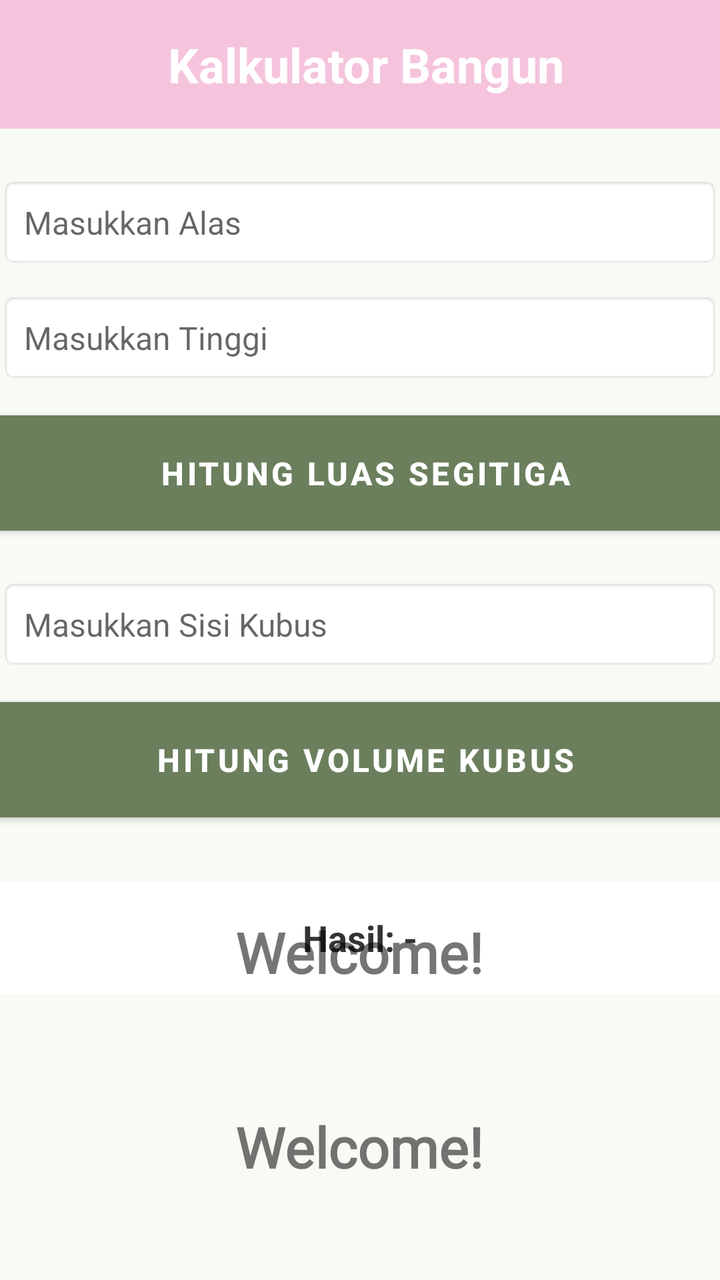
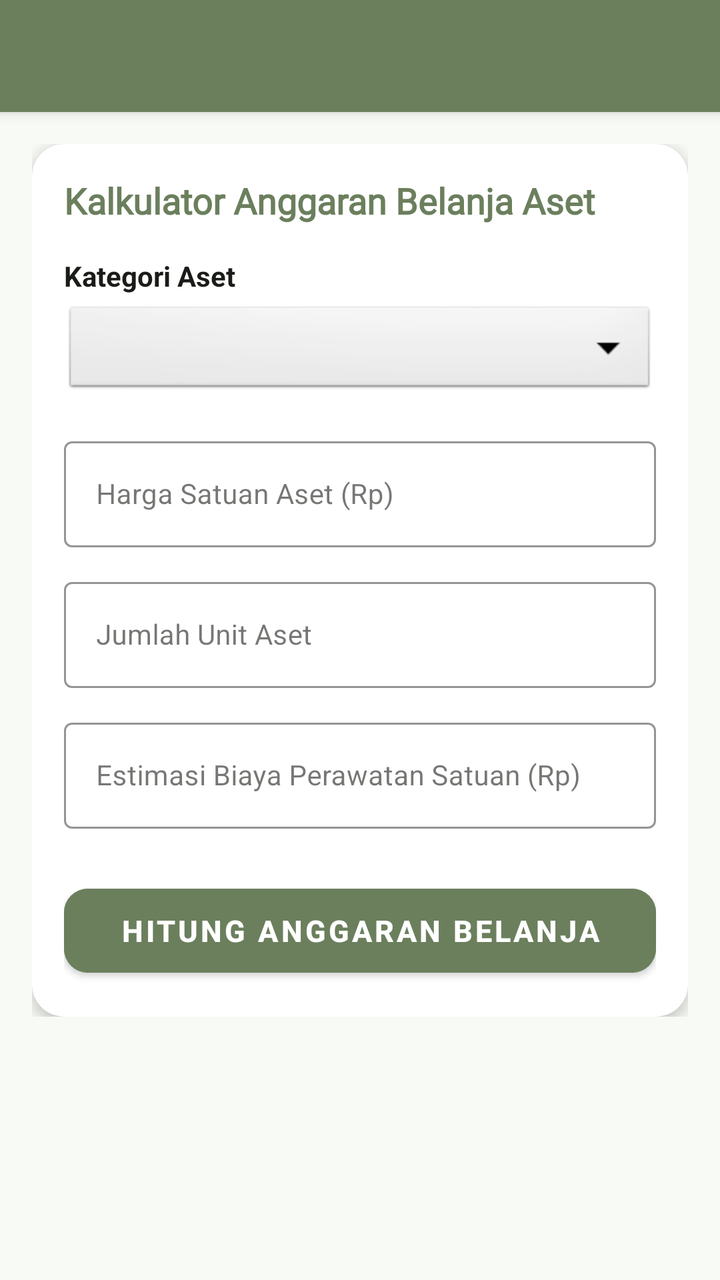

Before-and-after screenshots of an Android layout around one commit, followed by the original layout XML and the change that was made.
<!-- AndroidManifest.xml: application theme Theme.Elincortis -->
<!-- res/layout/activity_hitung_hitung.xml -->
<?xml version="1.0" encoding="utf-8"?>
<androidx.constraintlayout.widget.ConstraintLayout xmlns:android="http://schemas.android.com/apk/res/android"
    xmlns:app="http://schemas.android.com/apk/res-auto"
    xmlns:tools="http://schemas.android.com/tools"
    android:id="@+id/main"
    android:layout_width="match_parent"
    android:layout_height="match_parent"
    tools:context=".Hitung_hitung">

    
    <TextView
        android:id="@+id/tvJudul"
        android:layout_width="0dp"
        android:layout_height="wrap_content"
        android:background="#f5c4dc"
        android:padding="16dp"
        android:text=" Kalkulator Bangun"
        android:textAlignment="center"
        android:textColor="#FFFFFF"
        android:textSize="24sp"
        android:textStyle="bold"
        app:layout_constraintTop_toTopOf="parent"
        app:layout_constraintStart_toStartOf="parent"
        app:layout_constraintEnd_toEndOf="parent"/>

    
    <EditText
        android:id="@+id/etAlas"
        android:layout_width="0dp"
        android:layout_height="wrap_content"
        android:layout_marginTop="24dp"
        android:background="@android:drawable/editbox_background"
        android:padding="12dp"
        android:hint="Masukkan Alas"
        android:inputType="numberDecimal"
        android:textSize="16sp"
        app:layout_constraintTop_toBottomOf="@id/tvJudul"
        app:layout_constraintStart_toStartOf="parent"
        app:layout_constraintEnd_toEndOf="parent"/>

    
    <EditText
        android:id="@+id/etTinggi"
        android:layout_width="0dp"
        android:layout_height="wrap_content"
        android:layout_marginTop="12dp"
        android:background="@android:drawable/editbox_background"
        android:padding="12dp"
        android:hint="Masukkan Tinggi"
        android:inputType="numberDecimal"
        android:textSize="16sp"
        app:layout_constraintTop_toBottomOf="@id/etAlas"
        app:layout_constraintStart_toStartOf="parent"
        app:layout_constraintEnd_toEndOf="parent"/>

    
    <Button
        android:id="@+id/btnSegitiga"
        android:layout_width="0dp"
        android:layout_height="wrap_content"
        android:layout_marginTop="16dp"
        android:background="#4CAF50"
        android:padding="12dp"
        android:text=" Hitung Luas Segitiga"
        android:textColor="#FFFFFF"
        android:textSize="16sp"
        android:textStyle="bold"
        app:layout_constraintTop_toBottomOf="@id/etTinggi"
        app:layout_constraintStart_toStartOf="parent"
        app:layout_constraintEnd_toEndOf="parent"/>

    
    <EditText
        android:id="@+id/etSisi"
        android:layout_width="0dp"
        android:layout_height="wrap_content"
        android:layout_marginTop="24dp"
        android:background="@android:drawable/editbox_background"
        android:padding="12dp"
        android:hint="Masukkan Sisi Kubus"
        android:inputType="numberDecimal"
        android:textSize="16sp"
        app:layout_constraintTop_toBottomOf="@id/btnSegitiga"
        app:layout_constraintStart_toStartOf="parent"
        app:layout_constraintEnd_toEndOf="parent"/>

    
    <Button
        android:id="@+id/btnKubus"
        android:layout_width="0dp"
        android:layout_height="wrap_content"
        android:layout_marginTop="16dp"
        android:background="#FF9800"
        android:padding="12dp"
        android:text=" Hitung Volume Kubus"
        android:textColor="#FFFFFF"
        android:textSize="16sp"
        android:textStyle="bold"
        app:layout_constraintTop_toBottomOf="@id/etSisi"
        app:layout_constraintStart_toStartOf="parent"
        app:layout_constraintEnd_toEndOf="parent"/>

    
    <TextView
        android:id="@+id/tvHasil"
        android:layout_width="0dp"
        android:layout_height="wrap_content"
        android:layout_marginTop="32dp"
        android:background="#FFFFFF"
        android:padding="16dp"
        android:text="Hasil: -"
        android:textAlignment="center"
        android:textColor="#333333"
        android:textSize="18sp"
        android:textStyle="bold"
        app:layout_constraintTop_toBottomOf="@id/btnKubus"
        app:layout_constraintStart_toStartOf="parent"
        app:layout_constraintEnd_toEndOf="parent"/>


    <TextView
        android:id="@+id/judul"
        android:layout_width="wrap_content"
        android:layout_height="wrap_content"
        android:layout_marginBottom="60dp"
        android:fontFamily="@font/poppins_bold"
        android:text="Welcome!"

        android:textSize="28sp"
        android:textStyle="bold"
        app:layout_constraintBottom_toTopOf="@+id/deskrpsi"
        app:layout_constraintEnd_toEndOf="parent"
        app:layout_constraintHorizontal_bias="0.498"
        app:layout_constraintStart_toStartOf="parent" />

    <TextView
        android:id="@+id/deskrpsi"
        android:layout_width="wrap_content"
        android:layout_height="wrap_content"
        android:layout_marginBottom="48dp"
        android:fontFamily="@font/poppins_bold"
        android:text="Welcome!"

        android:textSize="28sp"
        android:textStyle="bold"
        app:layout_constraintBottom_toBottomOf="parent"
        app:layout_constraintEnd_toEndOf="parent"
        app:layout_constraintHorizontal_bias="0.498"
        app:layout_constraintStart_toStartOf="parent" />

</androidx.constraintlayout.widget.ConstraintLayout>
<!-- resources referenced by this layout -->
<resources>
  <style name="Theme.Elincortis" parent="Base.Theme.Elincortis" />
  <style name="Base.Theme.Elincortis" parent="Theme.MaterialComponents.DayNight.NoActionBar">
  
          
          <item name="colorPrimary">@color/sage_primary</item>
          <item name="colorPrimaryVariant">@color/sage_toolbar_dark</item>
          <item name="colorOnPrimary">@color/sage_on_primary</item>
  
          
          <item name="colorSecondary">@color/sage_accent</item>
          <item name="colorSecondaryVariant">@color/sage_secondary</item>
          <item name="colorOnSecondary">@color/sage_on_secondary</item>
  
          
          <item name="android:colorBackground">@color/sage_background</item>
          <item name="colorOnBackground">@color/sage_on_background</item>
          <item name="colorSurface">@color/sage_surface</item>
          <item name="colorOnSurface">@color/sage_on_surface</item>
  
          
          <item name="colorError">@color/sage_error</item>
          <item name="colorOnError">@color/sage_on_error</item>
  
          
          <item name="android:statusBarColor">@color/sage_toolbar_dark</item>
          <item name="android:navigationBarColor">@color/sage_surface</item>
      </style>
  <color name="sage_primary">#6B7F5D</color>
  <color name="sage_toolbar_dark">#526140</color>
  <color name="sage_on_primary">#FFFFFF</color>
  <color name="sage_accent">#8BA870</color>
  <color name="sage_secondary">#58624B</color>
  <color name="sage_on_secondary">#FFFFFF</color>
  <color name="sage_background">#F8FAF5</color>
  <color name="sage_on_background">#1A1C18</color>
  <color name="sage_surface">#F8FAF5</color>
  <color name="sage_on_surface">#1A1C18</color>
  <color name="sage_error">#BA1A1A</color>
  <color name="sage_on_error">#FFFFFF</color>
</resources>

<!-- the commit's change to res/layout/activity_hitung_hitung.xml (unified diff, before → after) -->
@@ -5,147 +5,303 @@
     android:id="@+id/main"
     android:layout_width="match_parent"
     android:layout_height="match_parent"
+    android:background="@color/sage_background"
     tools:context=".Hitung_hitung">
 
-    
-    <TextView
-        android:id="@+id/tvJudul"
-        android:layout_width="0dp"
-        android:layout_height="wrap_content"
-        android:background="#f5c4dc"
-        android:padding="16dp"
-        android:text=" Kalkulator Bangun"
-        android:textAlignment="center"
-        android:textColor="#FFFFFF"
-        android:textSize="24sp"
-        android:textStyle="bold"
+    <androidx.appcompat.widget.Toolbar
+        android:id="@+id/toolbar"
+        android:layout_width="match_parent"
+        android:layout_height="?attr/actionBarSize"
+        android:background="@color/sage_toolbar"
+        android:elevation="4dp"
+        android:theme="@style/ThemeOverlay.AppCompat.Dark.ActionBar"
+        app:popupTheme="@style/ThemeOverlay.AppCompat.Light"
         app:layout_constraintTop_toTopOf="parent"
         app:layout_constraintStart_toStartOf="parent"
-        app:layout_constraintEnd_toEndOf="parent"/>
-
-    
-    <EditText
-        android:id="@+id/etAlas"
-        android:layout_width="0dp"
-        android:layout_height="wrap_content"
-        android:layout_marginTop="24dp"
-        android:background="@android:drawable/editbox_background"
-        android:padding="12dp"
-        android:hint="Masukkan Alas"
-        android:inputType="numberDecimal"
-        android:textSize="16sp"
-        app:layout_constraintTop_toBottomOf="@id/tvJudul"
+        app:layout_constraintEnd_toEndOf="parent" />
+
+    <ScrollView
+        android:layout_width="match_parent"
+        android:layout_height="0dp"
+        app:layout_constraintTop_toBottomOf="@id/toolbar"
+        app:layout_constraintBottom_toBottomOf="parent"
         app:layout_constraintStart_toStartOf="parent"
-        app:layout_constraintEnd_toEndOf="parent"/>
-
-    
-    <EditText
-        android:id="@+id/etTinggi"
-        android:layout_width="0dp"
-        android:layout_height="wrap_content"
-        android:layout_marginTop="12dp"
-        android:background="@android:drawable/editbox_background"
-        android:padding="12dp"
-        android:hint="Masukkan Tinggi"
-        android:inputType="numberDecimal"
-        android:textSize="16sp"
-        app:layout_constraintTop_toBottomOf="@id/etAlas"
-        app:layout_constraintStart_toStartOf="parent"
-        app:layout_constraintEnd_toEndOf="parent"/>
-
-    
-    <Button
-        android:id="@+id/btnSegitiga"
-        android:layout_width="0dp"
-        android:layout_height="wrap_content"
-        android:layout_marginTop="16dp"
-        android:background="#4CAF50"
-        android:padding="12dp"
-        android:text=" Hitung Luas Segitiga"
-        android:textColor="#FFFFFF"
-        android:textSize="16sp"
-        android:textStyle="bold"
-        app:layout_constraintTop_toBottomOf="@id/etTinggi"
-        app:layout_constraintStart_toStartOf="parent"
-        app:layout_constraintEnd_toEndOf="parent"/>
-
-    
-    <EditText
-        android:id="@+id/etSisi"
-        android:layout_width="0dp"
-        android:layout_height="wrap_content"
-        android:layout_marginTop="24dp"
-        android:background="@android:drawable/editbox_background"
-        android:padding="12dp"
-        android:hint="Masukkan Sisi Kubus"
-        android:inputType="numberDecimal"
-        android:textSize="16sp"
-        app:layout_constraintTop_toBottomOf="@id/btnSegitiga"
-        app:layout_constraintStart_toStartOf="parent"
-        app:layout_constraintEnd_toEndOf="parent"/>
-
-    
-    <Button
-        android:id="@+id/btnKubus"
-        android:layout_width="0dp"
-        android:layout_height="wrap_content"
-        android:layout_marginTop="16dp"
-        android:background="#FF9800"
-        android:padding="12dp"
-        android:text=" Hitung Volume Kubus"
-        android:textColor="#FFFFFF"
-        android:textSize="16sp"
-        android:textStyle="bold"
-        app:layout_constraintTop_toBottomOf="@id/etSisi"
-        app:layout_constraintStart_toStartOf="parent"
-        app:layout_constraintEnd_toEndOf="parent"/>
-
-    
-    <TextView
-        android:id="@+id/tvHasil"
-        android:layout_width="0dp"
-        android:layout_height="wrap_content"
-        android:layout_marginTop="32dp"
-        android:background="#FFFFFF"
-        android:padding="16dp"
-        android:text="Hasil: -"
-        android:textAlignment="center"
-        android:textColor="#333333"
-        android:textSize="18sp"
-        android:textStyle="bold"
-        app:layout_constraintTop_toBottomOf="@id/btnKubus"
-        app:layout_constraintStart_toStartOf="parent"
-        app:layout_constraintEnd_toEndOf="parent"/>
-
-
-    <TextView
-        android:id="@+id/judul"
-        android:layout_width="wrap_content"
-        android:layout_height="wrap_content"
-        android:layout_marginBottom="60dp"
-        android:fontFamily="@font/poppins_bold"
-        android:text="Welcome!"
-
-        android:textSize="28sp"
-        android:textStyle="bold"
-        app:layout_constraintBottom_toTopOf="@+id/deskrpsi"
-        app:layout_constraintEnd_toEndOf="parent"
-        app:layout_constraintHorizontal_bias="0.498"
-        app:layout_constraintStart_toStartOf="parent" />
-
-    <TextView
-        android:id="@+id/deskrpsi"
-        android:layout_width="wrap_content"
-        android:layout_height="wrap_content"
-        android:layout_marginBottom="48dp"
-        android:fontFamily="@font/poppins_bold"
-        android:text="Welcome!"
-
-        android:textSize="28sp"
-        android:textStyle="bold"
-        app:layout_constraintBottom_toBottomOf="parent"
-        app:layout_constraintEnd_toEndOf="parent"
-        app:layout_constraintHorizontal_bias="0.498"
-        app:layout_constraintStart_toStartOf="parent" />
-
+        app:layout_constraintEnd_toEndOf="parent">
+
+        <androidx.constraintlayout.widget.ConstraintLayout
+            android:layout_width="match_parent"
+            android:layout_height="wrap_content"
+            android:padding="16dp">
+
+            
+            <androidx.cardview.widget.CardView
+                android:id="@+id/cardInput"
+                android:layout_width="match_parent"
+                android:layout_height="wrap_content"
+                app:cardCornerRadius="16dp"
+                app:cardElevation="4dp"
+                app:cardBackgroundColor="@color/sage_card"
+                app:layout_constraintTop_toTopOf="parent"
+                app:layout_constraintStart_toStartOf="parent"
+                app:layout_constraintEnd_toEndOf="parent">
+
+                <LinearLayout
+                    android:layout_width="match_parent"
+                    android:layout_height="wrap_content"
+                    android:orientation="vertical"
+                    android:padding="16dp">
+
+                    
+                    <TextView
+                        android:layout_width="wrap_content"
+                        android:layout_height="wrap_content"
+                        android:text="Kalkulator Anggaran Belanja Aset"
+                        android:textColor="@color/sage_primary"
+                        android:textSize="18sp"
+                        android:textStyle="bold"
+                        android:fontFamily="@font/poppins_bold"
+                        android:layout_marginBottom="16dp" />
+
+                    
+                    <TextView
+                        android:layout_width="wrap_content"
+                        android:layout_height="wrap_content"
+                        android:text="Kategori Aset"
+                        android:textColor="@color/sage_on_background"
+                        android:textSize="14sp"
+                        android:textStyle="bold"
+                        android:layout_marginBottom="4dp" />
+
+                    
+                    <Spinner
+                        android:id="@+id/spinnerKategori"
+                        android:layout_width="match_parent"
+                        android:layout_height="48dp"
+                        android:layout_marginBottom="16dp"
+                        android:background="@android:drawable/btn_dropdown"
+                        android:spinnerMode="dropdown" />
+
+                    
+                    <com.google.android.material.textfield.TextInputLayout
+                        android:id="@+id/tilHargaSatuan"
+                        style="@style/Widget.MaterialComponents.TextInputLayout.OutlinedBox"
+                        android:layout_width="match_parent"
+                        android:layout_height="wrap_content"
+                        android:layout_marginBottom="12dp"
+                        android:hint="Harga Satuan Aset (Rp)"
+                        app:boxStrokeColor="@color/sage_primary"
+                        app:hintTextColor="@color/sage_primary">
+
+                        <com.google.android.material.textfield.TextInputEditText
+                            android:id="@+id/etHargaSatuan"
+                            android:layout_width="match_parent"
+                            android:layout_height="wrap_content"
+                            android:inputType="number"
+                            android:textSize="14sp" />
+                    </com.google.android.material.textfield.TextInputLayout>
+
+                    
+                    <com.google.android.material.textfield.TextInputLayout
+                        android:id="@+id/tilJumlah"
+                        style="@style/Widget.MaterialComponents.TextInputLayout.OutlinedBox"
+                        android:layout_width="match_parent"
+                        android:layout_height="wrap_content"
+                        android:layout_marginBottom="12dp"
+                        android:hint="Jumlah Unit Aset"
+                        app:boxStrokeColor="@color/sage_primary"
+                        app:hintTextColor="@color/sage_primary">
+
+                        <com.google.android.material.textfield.TextInputEditText
+                            android:id="@+id/etJumlah"
+                            android:layout_width="match_parent"
+                            android:layout_height="wrap_content"
+                            android:inputType="number"
+                            android:textSize="14sp" />
+                    </com.google.android.material.textfield.TextInputLayout>
+
+                    
+                    <com.google.android.material.textfield.TextInputLayout
+                        android:id="@+id/tilBiayaPerawatan"
+                        style="@style/Widget.MaterialComponents.TextInputLayout.OutlinedBox"
+                        android:layout_width="match_parent"
+                        android:layout_height="wrap_content"
+                        android:layout_marginBottom="24dp"
+                        android:hint="Estimasi Biaya Perawatan Satuan (Rp)"
+                        app:boxStrokeColor="@color/sage_primary"
+                        app:hintTextColor="@color/sage_primary">
+
+                        <com.google.android.material.textfield.TextInputEditText
+                            android:id="@+id/etBiayaPerawatan"
+                            android:layout_width="match_parent"
+                            android:layout_height="wrap_content"
+                            android:inputType="number"
+                            android:textSize="14sp" />
+                    </com.google.android.material.textfield.TextInputLayout>
+
+                    
+                    <com.google.android.material.button.MaterialButton
+                        android:id="@+id/btnHitung"
+                        android:layout_width="match_parent"
+                        android:layout_height="54dp"
+                        android:text="Hitung Anggaran Belanja"
+                        android:textColor="@color/white"
+                        android:textSize="15sp"
+                        android:textStyle="bold"
+                        app:cornerRadius="12dp"
+                        android:backgroundTint="@color/sage_primary" />
+
+                </LinearLayout>
+            </androidx.cardview.widget.CardView>
+
+            
+            <androidx.cardview.widget.CardView
+                android:id="@+id/cardHasil"
+                android:layout_width="match_parent"
+                android:layout_height="wrap_content"
+                android:layout_marginTop="16dp"
+                android:visibility="gone"
+                app:cardCornerRadius="16dp"
+                app:cardElevation="4dp"
+                app:cardBackgroundColor="@color/sage_card"
+                app:layout_constraintTop_toBottomOf="@id/cardInput"
+                app:layout_constraintStart_toStartOf="parent"
+                app:layout_constraintEnd_toEndOf="parent">
+
+                <LinearLayout
+                    android:layout_width="match_parent"
+                    android:layout_height="wrap_content"
+                    android:orientation="vertical"
+                    android:padding="16dp">
+
+                    
+                    <TextView
+                        android:layout_width="wrap_content"
+                        android:layout_height="wrap_content"
+                        android:text="Hasil Perhitungan Anggaran"
+                        android:textColor="@color/sage_primary"
+                        android:textSize="16sp"
+                        android:textStyle="bold"
+                        android:fontFamily="@font/poppins_bold"
+                        android:layout_marginBottom="12dp" />
+
+                    
+                    <RelativeLayout
+                        android:layout_width="match_parent"
+                        android:layout_height="wrap_content"
+                        android:layout_marginBottom="8dp">
+
+                        <TextView
+                            android:layout_width="wrap_content"
+                            android:layout_height="wrap_content"
+                            android:text="Total Nilai Pengadaan Aset:"
+                            android:textColor="@color/sage_on_surface_variant"
+                            android:textSize="14sp" />
+
+                        <TextView
+                            android:id="@+id/tvTotalPengadaan"
+                            android:layout_width="wrap_content"
+                            android:layout_height="wrap_content"
+                            android:layout_alignParentEnd="true"
+                            android:text="Rp 0"
+                            android:textColor="@color/sage_on_background"
+                            android:textStyle="bold"
+                            android:textSize="14sp" />
+                    </RelativeLayout>
+
+                    
+                    <RelativeLayout
+                        android:layout_width="match_parent"
+                        android:layout_height="wrap_content"
+                        android:layout_marginBottom="8dp">
+
+                        <TextView
+                            android:layout_width="wrap_content"
+                            android:layout_height="wrap_content"
+                            android:text="Total Biaya Perawatan:"
+                            android:textColor="@color/sage_on_surface_variant"
+                            android:textSize="14sp" />
+
+                        <TextView
+                            android:id="@+id/tvTotalPerawatan"
+                            android:layout_width="wrap_content"
+                            android:layout_height="wrap_content"
+                            android:layout_alignParentEnd="true"
+                            android:text="Rp 0"
+                            android:textColor="@color/sage_on_background"
+                            android:textStyle="bold"
+                            android:textSize="14sp" />
+                    </RelativeLayout>
+
+                    
+                    <RelativeLayout
+                        android:layout_width="match_parent"
+                        android:layout_height="wrap_content"
+                        android:layout_marginBottom="16dp">
+
+                        <TextView
+                            android:layout_width="wrap_content"
+                            android:layout_height="wrap_content"
+                            android:text="Estimasi Total Anggaran:"
+                            android:textColor="@color/sage_on_surface_variant"
+                            android:textSize="14sp" />
+
+                        <TextView
+                            android:id="@+id/tvTotalAnggaran"
+                            android:layout_width="wrap_content"
+                            android:layout_height="wrap_content"
+                            android:layout_alignParentEnd="true"
+                            android:text="Rp 0"
+                            android:textColor="@color/sage_primary"
+                            android:textStyle="bold"
+                            android:textSize="15sp" />
+                    </RelativeLayout>
+
+                    
+                    <View
+                        android:layout_width="match_parent"
+                        android:layout_height="1dp"
+                        android:background="@color/sage_divider"
+                        android:layout_marginBottom="16dp" />
+
+                    
+                    <androidx.cardview.widget.CardView
+                        android:id="@+id/cardRekomendasi"
+                        android:layout_width="match_parent"
+                        android:layout_height="wrap_content"
+                        app:cardCornerRadius="12dp"
+                        app:cardElevation="0dp"
+                        app:cardBackgroundColor="@color/sage_primary_container">
+
+                        <LinearLayout
+                            android:layout_width="match_parent"
+                            android:layout_height="wrap_content"
+                            android:orientation="vertical"
+                            android:padding="12dp">
+
+                            <TextView
+                                android:id="@+id/tvRekomendasiTitle"
+                                android:layout_width="wrap_content"
+                                android:layout_height="wrap_content"
+                                android:text="REKOMENDASI SUMBER ANGGARAN"
+                                android:textColor="@color/sage_on_primary_container"
+                                android:textSize="12sp"
+                                android:textStyle="bold"
+                                android:layout_marginBottom="4dp" />
+
+                            <TextView
+                                android:id="@+id/tvRekomendasiContent"
+                                android:layout_width="match_parent"
+                                android:layout_height="wrap_content"
+                                android:text="Tindakan pembiayaan aset."
+                                android:textColor="@color/sage_on_primary_container"
+                                android:textSize="14sp" />
+
+                        </LinearLayout>
+                    </androidx.cardview.widget.CardView>
+
+                </LinearLayout>
+            </androidx.cardview.widget.CardView>
+
+        </androidx.constraintlayout.widget.ConstraintLayout>
+    </ScrollView>
 </androidx.constraintlayout.widget.ConstraintLayout>
<!-- resource entries referenced after the edit -->
@@ -28,13 +28,20 @@
           <item name="android:navigationBarColor">@color/sage_surface</item>
       </style>
   <color name="sage_primary">#6B7F5D</color>
+  <color name="sage_primary_container">#DDE5D3</color>
+  <color name="sage_toolbar">#6B7F5D</color>
+  <color name="white">#FFFFFFFF</color>
   <color name="sage_toolbar_dark">#526140</color>
   <color name="sage_on_primary">#FFFFFF</color>
   <color name="sage_accent">#8BA870</color>
   <color name="sage_secondary">#58624B</color>
   <color name="sage_on_secondary">#FFFFFF</color>
   <color name="sage_background">#F8FAF5</color>
+  <color name="sage_card">#FFFFFF</color>
+  <color name="sage_divider">#D0D5C5</color>
   <color name="sage_on_background">#1A1C18</color>
+  <color name="sage_on_primary_container">#1A2A10</color>
+  <color name="sage_on_surface_variant">#44483E</color>
   <color name="sage_surface">#F8FAF5</color>
   <color name="sage_on_surface">#1A1C18</color>
   <color name="sage_error">#BA1A1A</color>
